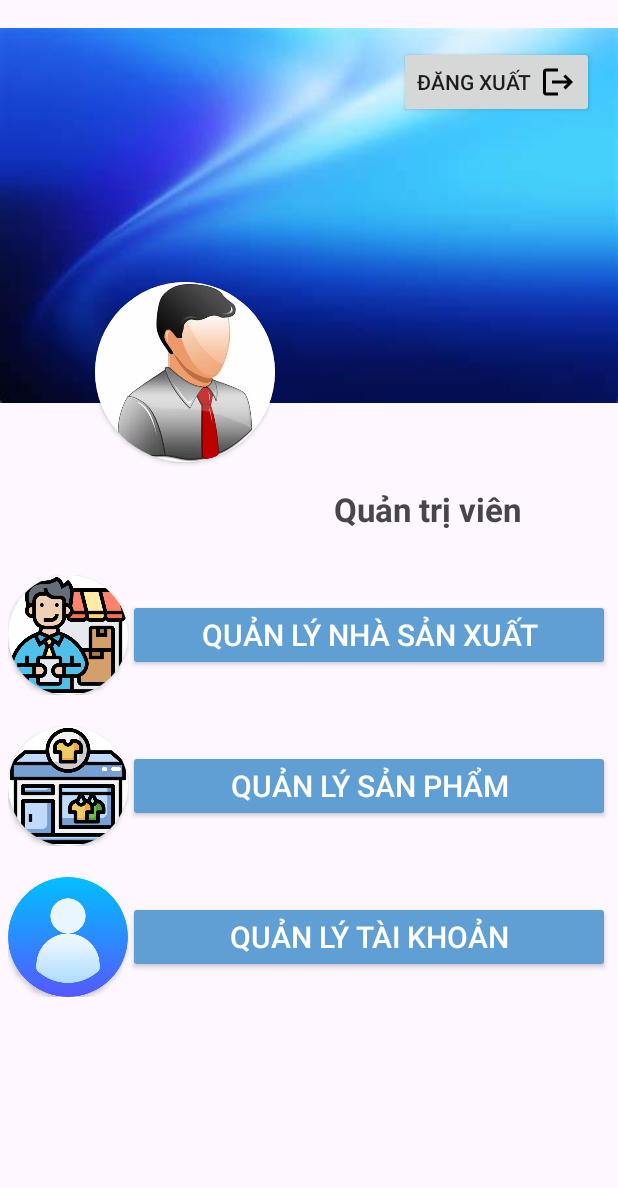
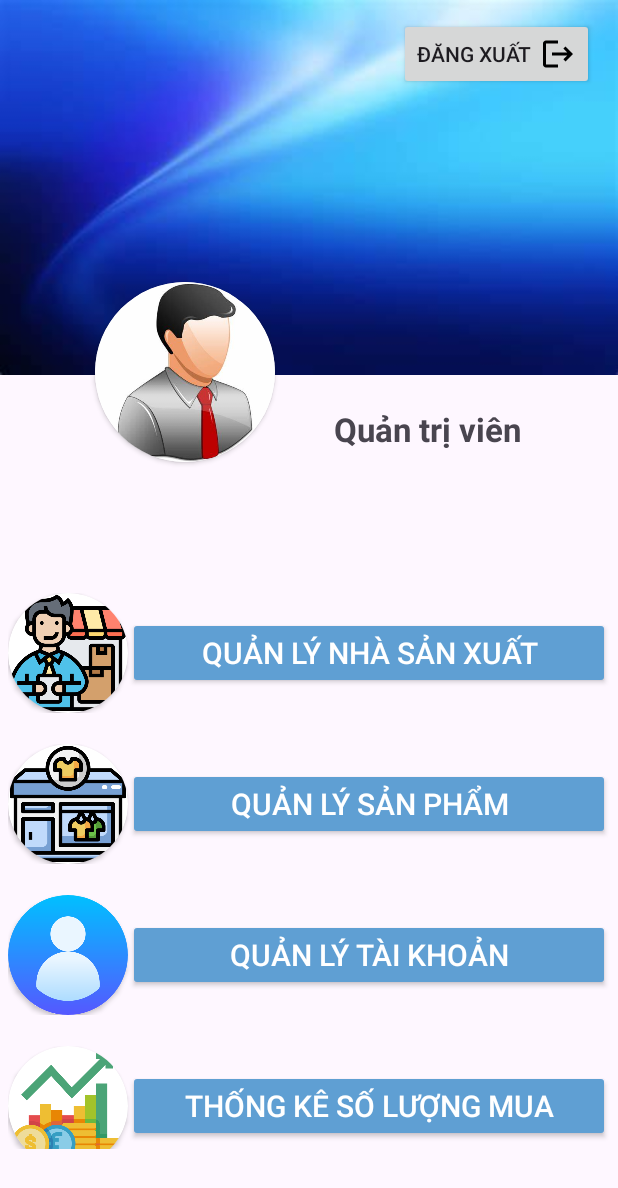
Before and after one commit to Nguyenx2/ShopAndroid, an Android app: the AdminActivity screen opened directly, with no data from a screen before it, on a phone screen of 412 x 824 dp. Shown: the top 1188 px of the screen. Run offline under Robolectric (Android 15) with nearby library versions, the phone set to English and light mode, and no system bars; our stand-ins replace Firebase (no records; nobody signed in at launch, a user with empty details on screens opened directly).

Commit message:
Update 31/12/2023 7.49AM

```diff
--- a/app/src/main/AndroidManifest.xml
+++ b/app/src/main/AndroidManifest.xml
@@ -16,6 +16,9 @@
         android:supportsRtl="true"
         android:theme="@style/Theme.ShopApp"
         tools:targetApi="31">
+        <activity
+            android:name=".Activities.ThongKeActivity"
+            android:exported="false" />
         <activity
             android:name=".Activities.ChiTietTaiKhoanActivity"
             android:exported="false" />
--- a/app/src/main/java/com/example/shopapp/Activities/AdminActivity.java
+++ b/app/src/main/java/com/example/shopapp/Activities/AdminActivity.java
@@ -20,7 +20,7 @@ public class AdminActivity extends AppCompatActivity {
     FirebaseDatabase firebaseDatabase = FirebaseDatabase.getInstance();
     DatabaseReference databaseReference = firebaseDatabase.getReference();
 
-    Button btnQuanLyNSX, btnQuanLySP, btnDangXuat, btnQuanLyTaiKhoan;
+    Button btnQuanLyNSX, btnQuanLySP, btnDangXuat, btnQuanLyTaiKhoan, btnThongKe;
     @Override
     protected void onCreate(Bundle savedInstanceState) {
         super.onCreate(savedInstanceState);
@@ -53,6 +53,13 @@ public class AdminActivity extends AppCompatActivity {
                 startActivity(intent);
             }
         });
+        btnThongKe.setOnClickListener(new View.OnClickListener() {
+            @Override
+            public void onClick(View view) {
+                Intent intent = new Intent(getBaseContext(), ThongKeActivity.class);
+                startActivity(intent);
+            }
+        });
         btnDangXuat.setOnClickListener(new View.OnClickListener() {
             @Override
             public void onClick(View view) {
@@ -69,6 +76,7 @@ public class AdminActivity extends AppCompatActivity {
         btnQuanLySP = findViewById(R.id.btnQuanLySP);
         btnDangXuat = findViewById(R.id.btn_dang_xuat);
         btnQuanLyTaiKhoan = findViewById(R.id.btnQuanLyTaiKhoan);
+        btnThongKe = findViewById(R.id.btnThongKe);
     }
 
 }
--- a/app/src/main/java/com/example/shopapp/Activities/SuaSanPhamActivity.java
+++ b/app/src/main/java/com/example/shopapp/Activities/SuaSanPhamActivity.java
@@ -51,7 +51,7 @@ public class SuaSanPhamActivity extends AppCompatActivity {
     Map<String, String> nhaSanXuatMap = new HashMap<>();
     ArrayList<String> listThumbnails = new ArrayList<>();
     ArrayList<Uri> imageUriList = new ArrayList<>(Arrays.asList(null, null, null));
-    String nhaSanXuatId = null;
+    int soLuongDaBan = 0;
     DatabaseReference nhaSanXuatRef = FirebaseUtils.getChildRef("NhaSanXuat");
     DatabaseReference sanPhamRef = FirebaseUtils.getChildRef("SanPham");
     ProgressBar progressBar;
@@ -99,6 +99,8 @@ public class SuaSanPhamActivity extends AppCompatActivity {
 
         edtMoTaSP.setText(sp.getMoTaSP());
         edtSoLuong.setText(sp.getSoLuong() + "");
+
+        soLuongDaBan = sp.getSoLuongDaBan();
 
         Glide.with(getBaseContext()).load(sp.getThumbnails().get(0)).into(imgAnhDaiDien1);
         Glide.with(getBaseContext()).load(sp.getThumbnails().get(1)).into(imgAnhDaiDien2);
@@ -208,7 +210,7 @@ public class SuaSanPhamActivity extends AppCompatActivity {
                         float giaSP = Float.parseFloat(giaSPText);
 
                         String nhaSanXuatId = nhaSanXuatMap.get(selectedTenNhaSX);
-                        SanPham updatedProduct = new SanPham(id, tenSP, giaSP, moTaSP, listThumbnails, soLuong, nhaSanXuatId, selectedTenNhaSX);
+                        SanPham updatedProduct = new SanPham(id, tenSP, giaSP, moTaSP, listThumbnails, soLuong, soLuongDaBan, nhaSanXuatId, selectedTenNhaSX);
                         if (shouldUploadImages() == true) {
                             updatedProduct(updatedProduct);
                         } else {
--- a/app/src/main/java/com/example/shopapp/Activities/ThemSanPhamActivity.java
+++ b/app/src/main/java/com/example/shopapp/Activities/ThemSanPhamActivity.java
@@ -200,7 +200,7 @@ public class ThemSanPhamActivity extends AppCompatActivity {
                         if (imageUriList.size() == 3) {
                             String id = sanPhamRef.push().getKey().toString();
                             String nhaSanXuatId = nhaSanXuatMap.get(selectedTenNhaSX);
-                            SanPham sp = new SanPham(id, tenSP, giaSP, moTaSP, listThumbnails, soLuong, nhaSanXuatId, selectedTenNhaSX);
+                            SanPham sp = new SanPham(id, tenSP, giaSP, moTaSP, listThumbnails, soLuong, 0, nhaSanXuatId, selectedTenNhaSX);
 
                             StorageReference anhSanPhamRef = FirebaseUtils.getChildStorageRef("AnhSanPham");
 
--- a/app/src/main/java/com/example/shopapp/Fragments/GioHangFragment.java
+++ b/app/src/main/java/com/example/shopapp/Fragments/GioHangFragment.java
@@ -236,8 +236,10 @@ public class GioHangFragment extends Fragment {
                                         for (GioHangItem gioHangItem : listGioHangItem){
                                             if (gioHangItem.getId().equals(sanPham.getId())) {
                                                 int updateSoLuong = sanPham.getSoLuong() - gioHangItem.getSoLuong();
+                                                int updateSoLuongDaBan = sanPham.getSoLuongDaBan() + gioHangItem.getSoLuong();
                                                 if (updateSoLuong >= 0) {
                                                     sanPham.setSoLuong(updateSoLuong);
+                                                    sanPham.setSoLuong(updateSoLuongDaBan);
                                                     sanPhamRef.child(sanPham.getId()).setValue(sanPham);
                                                 }
                                             }
@@ -251,7 +253,7 @@ public class GioHangFragment extends Fragment {
                                 }
                             });
                             for (int i = 0; i < listGioHangItem.size(); i++){
-                                noiDungHD += "Tên sản phẩm: " + listGioHangItem.get(i).getTenSP() + " | " +
+                                noiDungHD += "- Tên sản phẩm: " + listGioHangItem.get(i).getTenSP() + " | " +
                                         "Giá tiền: " + listGioHangItem.get(i).getGiaSP() + " VNĐ | " +
                                         "Số lượng: " + listGioHangItem.get(i).getSoLuong() + "\n";
                             }
--- a/app/src/main/res/layout/activity_main.xml
+++ b/app/src/main/res/layout/activity_main.xml
@@ -52,16 +52,20 @@
         app:layout_constraintTop_toBottomOf="@+id/imageView2"
         app:layout_constraintVertical_bias="0.0" />
 
-    <LinearLayout
-        android:id="@+id/linearLayout"
-        android:layout_width="412dp"
+    <androidx.core.widget.NestedScrollView
+        android:layout_width="match_parent"
         android:layout_height="400dp"
-        android:layout_marginTop="24dp"
-        android:orientation="vertical"
         app:layout_constraintBottom_toBottomOf="parent"
         app:layout_constraintEnd_toEndOf="parent"
         app:layout_constraintStart_toStartOf="parent"
         app:layout_constraintTop_toBottomOf="@+id/cardView">
+
+        <LinearLayout
+            android:id="@+id/linearLayout"
+            android:layout_width="match_parent"
+            android:layout_height="400dp"
+            android:layout_marginTop="24dp"
+            android:orientation="vertical">
 
             <LinearLayout
                 android:layout_width="match_parent"
@@ -131,6 +135,7 @@
                     android:textSize="20sp" />
 
             </LinearLayout>
+
             <LinearLayout
                 android:layout_width="match_parent"
                 android:layout_height="wrap_content"
@@ -166,7 +171,45 @@
 
             </LinearLayout>
 
+            <LinearLayout
+                android:layout_width="match_parent"
+                android:layout_height="wrap_content"
+                android:layout_marginTop="10dp"
+                android:gravity="center"
+                android:orientation="horizontal"
+                android:padding="5dp"
+                android:paddingLeft="5dp"
+                android:paddingRight="5dp">
+
+                <androidx.cardview.widget.CardView
+                    android:id="@+id/cvThongKe"
+                    android:layout_width="80dp"
+                    android:layout_height="80dp"
+                    app:cardCornerRadius="60dp">
+
+                    <ImageView
+                        android:layout_width="wrap_content"
+                        android:layout_height="wrap_content"
+                        android:scaleType="centerCrop"
+                        android:src="@drawable/trade" />
+                </androidx.cardview.widget.CardView>
+
+                <androidx.appcompat.widget.AppCompatButton
+                    android:id="@+id/btnThongKe"
+                    android:layout_width="wrap_content"
+                    android:layout_height="wrap_content"
+                    android:layout_weight="1"
+                    android:backgroundTint="#5F9FD3"
+                    android:text="Thống kê số lượng mua"
+                    android:textColor="#FFF"
+                    android:textSize="20sp" />
+
             </LinearLayout>
+
+        </LinearLayout>
+    </androidx.core.widget.NestedScrollView>
+
+
 
     <androidx.appcompat.widget.AppCompatButton
         android:id="@+id/btn_dang_xuat"
--- /dev/null
+++ b/app/src/main/res/layout/lv_thong_ke_san_pham.xml
@@ -0,0 +1,6 @@
+<?xml version="1.0" encoding="utf-8"?>
+<androidx.constraintlayout.widget.ConstraintLayout xmlns:android="http://schemas.android.com/apk/res/android"
+    android:layout_width="match_parent"
+    android:layout_height="match_parent">
+
+</androidx.constraintlayout.widget.ConstraintLayout>
```
Also changed, not shown: app/src/main/java/com/example/shopapp/Activities/ThongKeActivity.java (added, +63 -0 lines), app/src/main/java/com/example/shopapp/Adapters/SanPhamAdapter.java (+8 -0 lines), app/src/main/java/com/example/shopapp/Models/SanPham.java (+11 -1 lines), app/src/main/res/layout/activity_thong_ke.xml (added, +58 -0 lines), app/src/main/res/layout/lv_san_pham.xml (+10 -0 lines), app/src/main/res/drawable/trade.png (added). Lines whose indentation alone changed are shown as unchanged.
